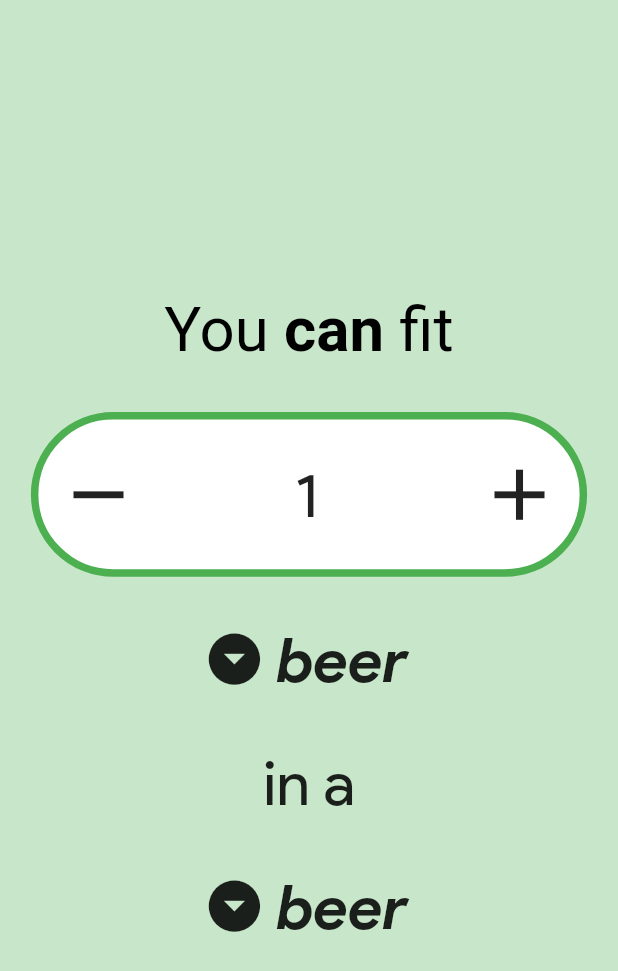
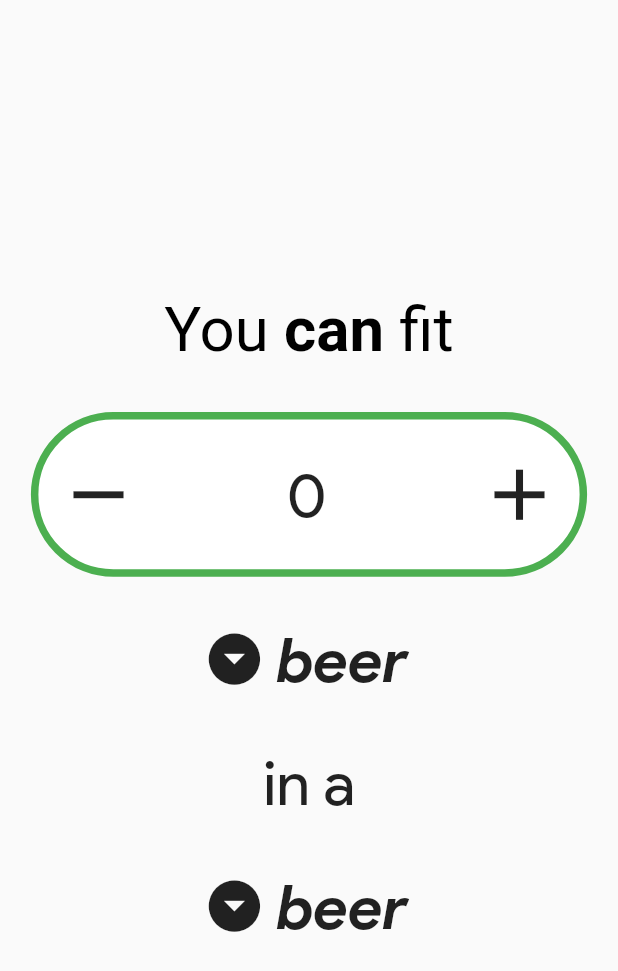
Before and after one commit to weronkagolonka/Flutter, a Flutter app: the screen it shows after launch, on a phone screen of 412 x 824 dp. Shown: the top 971 px of the screen. Run offline on Flutter 3.47's test engine with Material 2 defaults, Android fonts, the phone set to English and light mode, and no system bars.

Commit message:
Changed calculation method, items labels

```diff
--- a/does_it_fit/lib/models/Unit.dart
+++ b/does_it_fit/lib/models/Unit.dart
@@ -1,29 +1,28 @@
 class Unit {
 
   String name;
-  int min, max;
-  double volume;
+  double height, width, length;
 
-  Unit(String name, double volume, {int min = 1, int max = 100}) {
+  Unit(String name, double height, double width, double length) {
     this.name = name;
-    this.min = min;
-    this.max = max;
-    this.volume = volume;
+    this.height = height;
+    this.width = width;
+    this.length = length;
   }
 
   String getName() {
     return this.name;
   }
 
-  int getMin() {
-    return this.min;
+  double getHeight() {
+    return this.height;
   }
 
-  int getMax() {
-    return this.max;
+  double getWidth() {
+    return this.width;
   }
 
-  double getValue() {
-    return this.volume;
+  double getLength() {
+    return this.length;
   }
 }
--- a/does_it_fit/lib/screens/AddItem.dart
+++ b/does_it_fit/lib/screens/AddItem.dart
@@ -299,8 +299,7 @@ class _AddItem extends State<AddItem> {
 
   filledFormBtn(double length, double height, double depth, String name) {
     if (_formKey.currentState.validate()) {
-      double volume = length * height * depth;
-      ctrl.createUnit(name, volume);
+      ctrl.createUnit(name, height, depth, length);
       Navigator.pushReplacement(context, MaterialPageRoute(builder: (BuildContext context) => SplashScreen()));
       //_controller.close();
       addController.clear();
--- a/does_it_fit/lib/screens/DisplayCalc.dart
+++ b/does_it_fit/lib/screens/DisplayCalc.dart
@@ -13,11 +13,9 @@ import '../main.dart';
 //String toDisplay = display();
 Unit currentUnit1 = ctrl.getAllUnits()[0];
 Unit currentUnit2 = ctrl.getAllUnits()[0];
-double _value = currentUnit1.getMin().roundToDouble();
+double _value = 0;
 String dropdownValue1 = currentUnit1.getName();
 String dropdownValue2 = currentUnit2.getName();
-double min = currentUnit1.getMin().roundToDouble();
-double max = currentUnit1.getMax().roundToDouble();
 int howmany1 = _value.round();
 
 bool display() {
```
Also changed, not shown: does_it_fit/lib/main.dart (+12 -8 lines), does_it_fit/lib/models/Dependencies.dart (+15 -4 lines).
